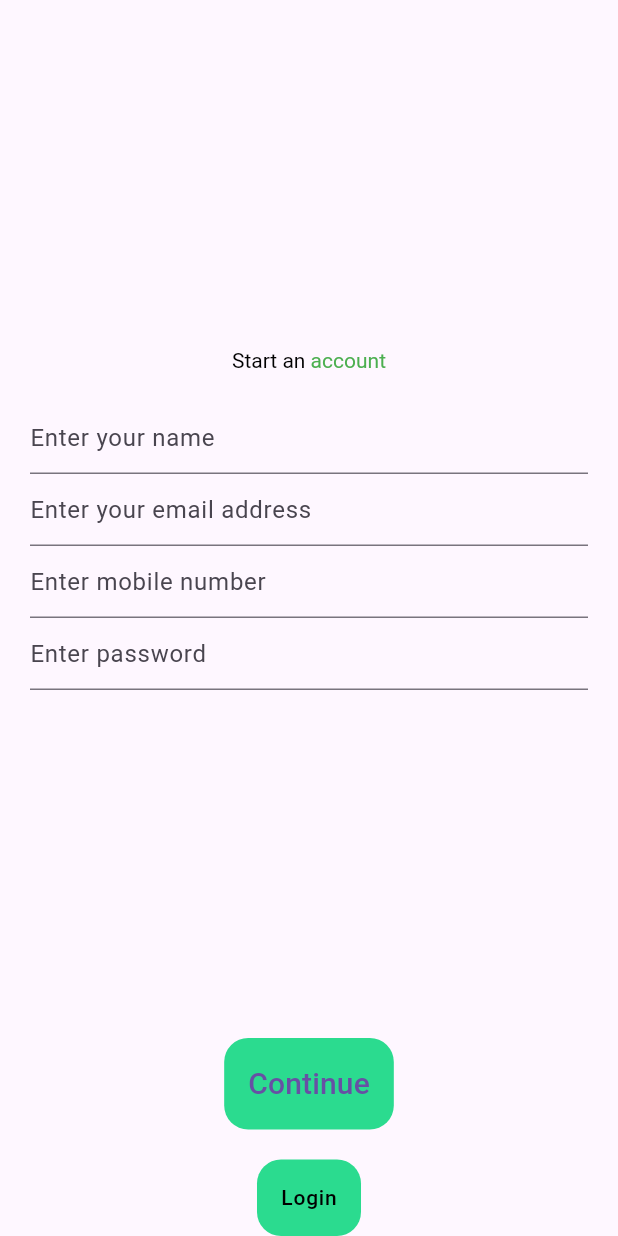
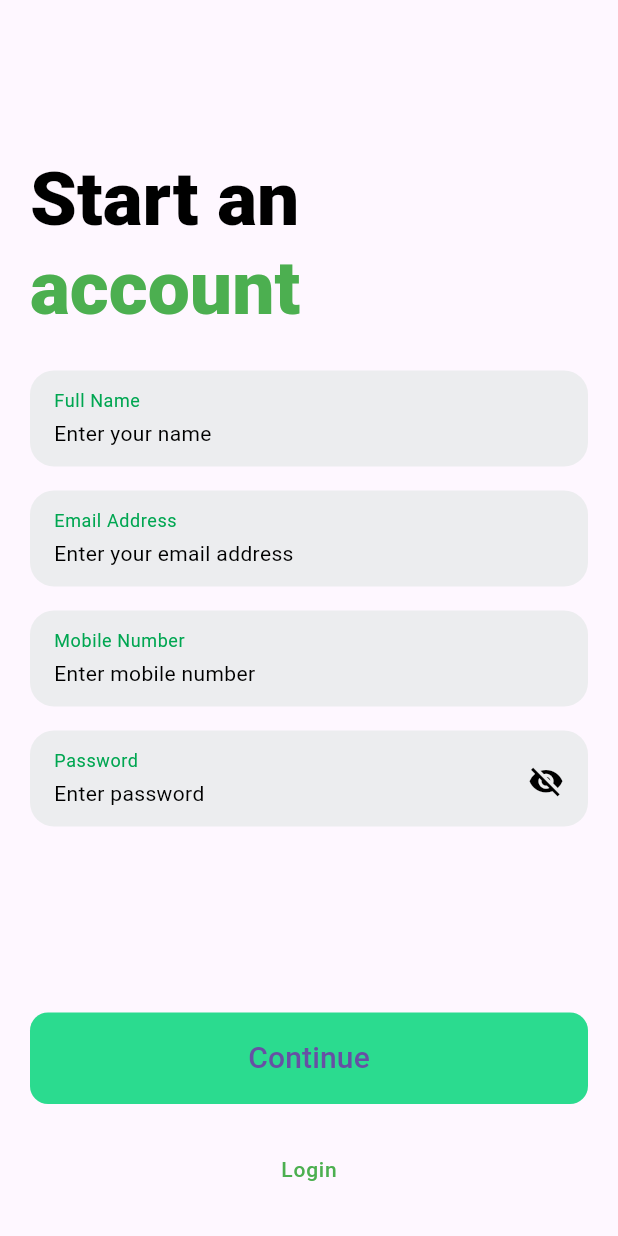
Before and after one commit to bjgeronimo-maya/cadetbank, a Flutter app: the RegistrationScreen screen opened by its route, on a phone screen of 412 x 824 dp. Run offline on Flutter 3.47's test engine with Material 3 defaults, Android fonts, the phone set to English and light mode, and no system bars; our stand-ins replace dio, equatable, flutter_bloc, freezed_annotation, get_it, lottie and 1 more.

Commit message:
feat: revised registration page UI

```diff
--- a/lib/presentation/screens/registration/registration_screen.dart
+++ b/lib/presentation/screens/registration/registration_screen.dart
@@ -1,4 +1,3 @@
-
 import 'package:cadetbank/core/navigation/routes.dart';
 import 'package:cadetbank/core/res/values/dimens.dart';
 import 'package:cadetbank/core/res/values/strings.dart';
@@ -10,54 +9,72 @@ class RegistrationScreen extends StatelessWidget {
 
   @override
   Widget build(BuildContext context) => Scaffold(
-    body: Center(
+        body: SafeArea(
+          child: Center(
             child: Padding(
               padding: const EdgeInsets.symmetric(horizontal: Dimens.s20),
+              child: SingleChildScrollView(
                 child: Column(
                   mainAxisSize: MainAxisSize.min,
+                  crossAxisAlignment: CrossAxisAlignment.start,
                   children: [
                     RichText(
                       text: const TextSpan(
-                style: TextStyle(color: Colors.black),
+                        style: TextStyle(
+                          fontSize: 50,
+                          fontWeight: FontWeight.w900,
+                        ),
                         children: <TextSpan>[
                           TextSpan(
-                      text: 'Start an '
+                            text: 'Start an \n',
+                            style: TextStyle(color: Colors.black),
                           ),
                           TextSpan(
+                            text: 'account',
                             style: TextStyle(color: Colors.green),
-                    text: 'account',
                           ),
                         ],
                       ),
                     ),
 
-            const SizedBox(height: Dimens.s20),
+                    const SizedBox(height: Dimens.s25),
 
                     const RegistrationForm(),
                   ],
                 ),
               ),
             ),
-    bottomNavigationBar: Column(
+          ),
+        ),
+        bottomNavigationBar: Padding(
+          padding: const EdgeInsets.all(Dimens.s20),
+          child: Column(
             mainAxisSize: MainAxisSize.min,
             children: [
               ElevatedButton(
                 onPressed: () {},
+                style: ElevatedButton.styleFrom(
+                  minimumSize: const Size.fromHeight(10),
+                  shape: RoundedRectangleBorder(
+                    borderRadius: BorderRadius.circular(12),
+                  ),
+                ),
                 child: const Text(Strings.kContinue),
               ),
-
               const SizedBox(height: Dimens.s20),
-
-        ElevatedButton(
+              TextButton(
                 onPressed: () {
                   Navigator.pushReplacementNamed(context, Routes.login);
                 },
                 child: Text(
                   Strings.login,
-            style: Theme.of(context).textTheme.labelMedium,
+                  style: Theme.of(context).textTheme.labelMedium?.copyWith(
+                        color: Colors.green,
                       ),
-        )
+                ),
+              ),
             ],
-    )
+          ),
+        ),
       );
 }
--- a/lib/presentation/screens/registration/widgets/registration_form.dart
+++ b/lib/presentation/screens/registration/widgets/registration_form.dart
@@ -1,30 +1,54 @@
+import 'package:cadetbank/core/res/values/dimens.dart';
 import 'package:cadetbank/core/res/values/strings.dart';
+import 'package:cadetbank/presentation/widgets/input_field.dart';
 import 'package:flutter/material.dart';
 
 class RegistrationForm extends StatelessWidget {
   const RegistrationForm({super.key});
 
   @override
-  Widget build(BuildContext context) => const Column(
+  Widget build(BuildContext context) => Column(
         children: [
-      TextField(
+          InputField(
+            label: 'Full Name',
+            hint: Strings.nameHint,
             keyboardType: TextInputType.name,
-        decoration: InputDecoration(hintText: Strings.nameHint),
+            onChanged: (value) {
+              // error handler for name change
+            },
           ),
 
-      TextField(
+          const SizedBox(height: Dimens.s16),
+
+          InputField(
+            label: 'Email Address',
+            hint: Strings.emailHint,
             keyboardType: TextInputType.emailAddress,
-        decoration: InputDecoration(hintText: Strings.emailHint),
+            onChanged: (value) {
+              // // error handler for email change
+            },
           ),
 
-      TextField(
+          const SizedBox(height: Dimens.s16),
+
+          InputField(
+            label: 'Mobile Number',
+            hint: Strings.mobileNumberHint,
             keyboardType: TextInputType.number,
-        decoration: InputDecoration(hintText: Strings.mobileNumberHint),
+            onChanged: (value) {
+              // // error handler for number change
+            },
           ),
 
-      TextField(
+          const SizedBox(height: Dimens.s16),
+
+          InputField(
+            label: 'Password',
+            hint: Strings.passwordHint,
             keyboardType: TextInputType.visiblePassword,
-        decoration: InputDecoration(hintText: Strings.passwordHint),
+            onChanged: (value) {
+              // // error handler for password change
+            },
           ),
         ],
       );
```
Lines whose indentation alone changed are shown as unchanged.
